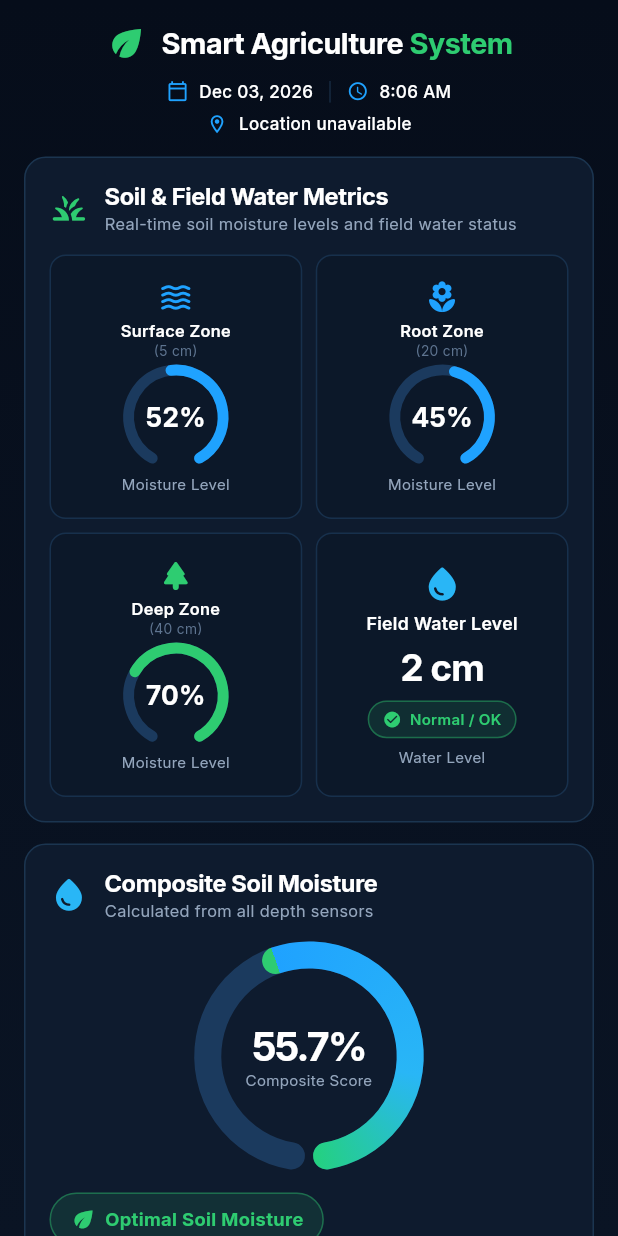
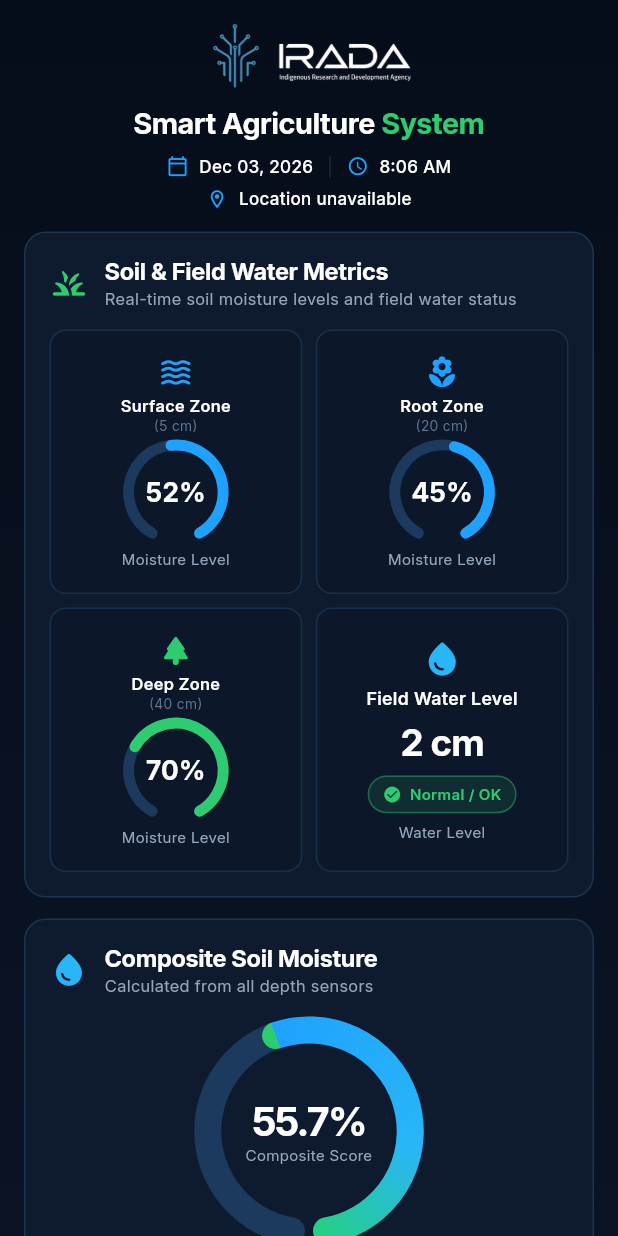
Before and after one commit to talatops/SMARTAGRI, a Flutter app: the screen it shows after launch, on a phone screen of 412 x 824 dp. Run offline on Flutter 3.47's test engine with Material 3 defaults, Android fonts, the phone set to English and light mode, and no system bars; our stand-ins replace dio, firebase_core, firebase_database, fl_chart, flutter_riverpod, flutter_svg and 3 more; missing offline and left inert: firebase_auth_web; accounts and stored records are empty; generated files the repository leaves out were written again; statements that could not run were skipped.

Commit message:
UI: add company logo to initail loader and header

```diff
--- a/lib/core/utils/app_assets.dart
+++ b/lib/core/utils/app_assets.dart
@@ -38,6 +38,8 @@ abstract final class AppAssets {
   static const cropSugarcane = Icons.park_rounded;
   static const cropMaize = Icons.grain_rounded;
 
+  static const iradaLogo = 'assets/irada_logo.png';
+
   static const _weather = 'assets/icons/weather';
   static const weatherClearDay = '$_weather/clear_day.svg';
   static const weatherClearNight = '$_weather/clear_night.svg';
--- a/lib/core/utils/app_dimensions.dart
+++ b/lib/core/utils/app_dimensions.dart
@@ -71,7 +71,11 @@ abstract final class AppDimensions {
   static const double soilTileRowHeightMobile = 196;
   static const double soilTileRowHeightTablet = 178;
 
+  static const double headerLogoHeight = 52;
+
   static const double loaderMaxWidth = 420;
+  static const double loaderBrandWidth = 390;
+  static const double loaderBrandGap = 24;
   static const double loaderRingSize = 88;
   static const double loaderRingStroke = 2;
   static const double loaderLogoSize = 40;
--- a/lib/core/widgets/app_loader.dart
+++ b/lib/core/widgets/app_loader.dart
@@ -3,6 +3,7 @@ import 'dart:math' as math;
 import 'package:flutter/material.dart';
 
 import '../theme/app_text_styles.dart';
+import '../utils/app_assets.dart';
 import '../utils/app_colors.dart';
 import '../utils/app_dimensions.dart';
 import '../utils/app_durations.dart';
@@ -55,6 +56,12 @@ class _AppLoaderState extends State<AppLoader> with TickerProviderStateMixin {
         child: Column(
           mainAxisSize: MainAxisSize.min,
           children: [
+            Image.asset(
+              AppAssets.iradaLogo,
+              width: AppDimensions.loaderBrandWidth,
+              filterQuality: FilterQuality.medium,
+            ),
+            const SizedBox(height: AppDimensions.loaderBrandGap),
             SizedBox.square(
               dimension: AppDimensions.loaderRingSize,
               child: Stack(
--- a/lib/features/dashboard/presentation/widgets/layout/dashboard_header.dart
+++ b/lib/features/dashboard/presentation/widgets/layout/dashboard_header.dart
@@ -21,7 +21,7 @@ class DashboardHeader extends StatelessWidget {
 
   @override
   Widget build(BuildContext context) {
-    final brand = _Brand();
+    final brand = _Brand(stacked: context.isMobileLayout);
     final meta = _Meta(
       fitWidth: context.isTabletLayout,
       stacked: context.isMobileLayout,
@@ -59,15 +59,46 @@ class DashboardHeader extends StatelessWidget {
 }
 
 class _Brand extends StatelessWidget {
+  final bool stacked;
+
+  const _Brand({this.stacked = false});
+
   @override
   Widget build(BuildContext context) {
+    final logo = Image.asset(
+      AppAssets.iradaLogo,
+      height: AppDimensions.headerLogoHeight.r,
+      filterQuality: FilterQuality.medium,
+    );
+    final title = _Title();
+
+    if (stacked) {
+      return Column(
+        mainAxisSize: MainAxisSize.min,
+        children: [
+          logo,
+          HeightBox(height: AppDimensions.s10.h),
+          title,
+        ],
+      );
+    }
+
     return Row(
       mainAxisSize: MainAxisSize.min,
       children: [
-        Icon(AppAssets.logo, color: AppColors.success, size: 32.r),
-        WidthBox(width: AppDimensions.s10.w),
-        Builder(
-          builder: (context) {
+        logo,
+        WidthBox(width: AppDimensions.s20.w),
+        const VerticalDividerLine(height: 30),
+        WidthBox(width: AppDimensions.s20.w),
+        title,
+      ],
+    );
+  }
+}
+
+class _Title extends StatelessWidget {
+  @override
+  Widget build(BuildContext context) {
     final base = AppTextStyles.appTitle.copyWith(
       fontFamily: AppFonts.primary,
       fontSize: AppTextStyles.appTitle.fontSize!.sp,
@@ -86,10 +117,6 @@ class _Brand extends StatelessWidget {
         ],
       ),
     );
-          },
-        ),
-      ],
-    );
   }
 }
 
@@ -103,18 +130,33 @@ class _Tagline extends StatelessWidget {
       child: Container(
         width: 4.r,
         height: 4.r,
-        decoration: const BoxDecoration(color: AppColors.textTertiary, shape: BoxShape.circle),
+        decoration: const BoxDecoration(
+          color: AppColors.textTertiary,
+          shape: BoxShape.circle,
+        ),
       ),
     );
 
     return Row(
       mainAxisSize: MainAxisSize.min,
       children: [
-        CustomText(text: AppStrings.tagline1, style: AppTextStyles.tagline, maxLines: 1),
+        CustomText(
+          text: AppStrings.tagline1,
+          style: AppTextStyles.tagline,
+          maxLines: 1,
+        ),
         dot(),
-        CustomText(text: AppStrings.tagline2, style: AppTextStyles.tagline, maxLines: 1),
+        CustomText(
+          text: AppStrings.tagline2,
+          style: AppTextStyles.tagline,
+          maxLines: 1,
+        ),
         dot(),
-        CustomText(text: AppStrings.tagline3, style: AppTextStyles.tagline, maxLines: 1),
+        CustomText(
+          text: AppStrings.tagline3,
+          style: AppTextStyles.tagline,
+          maxLines: 1,
+        ),
       ],
     );
   }
@@ -147,7 +189,11 @@ class _Meta extends StatelessWidget {
 
     Widget locationItem(bool showPlaceholder, String locationLabel) {
       if (!showPlaceholder) {
-        return item(AppAssets.locationPin, locationLabel, shrink: fitWidth || stacked);
+        return item(
+          AppAssets.locationPin,
+          locationLabel,
+          shrink: fitWidth || stacked,
+        );
       }
 
       return Row(
@@ -165,10 +211,12 @@ class _Meta extends StatelessWidget {
       );
     }
 
-    return Consumer(builder: (context, ref, _) {
+    return Consumer(
+      builder: (context, ref, _) {
         final (now, showPlaceholder, locationLabel) = ref.watch(
           dashboardProvider.select(
-          (state) => (state.now, state.showLocationPlaceholder, state.locationLabel),
+            (state) =>
+                (state.now, state.showLocationPlaceholder, state.locationLabel),
           ),
         );
 
@@ -221,6 +269,7 @@ class _Meta extends StatelessWidget {
             locationItem(showPlaceholder, locationLabel),
           ],
         );
-    });
+      },
+    );
   }
 }
--- a/pubspec.yaml
+++ b/pubspec.yaml
@@ -35,6 +35,7 @@ flutter:
   uses-material-design: true
 
   assets:
+    - assets/irada_logo.png
     - assets/icons/
     - assets/icons/weather/
 
```
Also changed, not shown: assets/irada_logo.png (added), 1 other file. Lines whose indentation alone changed are shown as unchanged.
